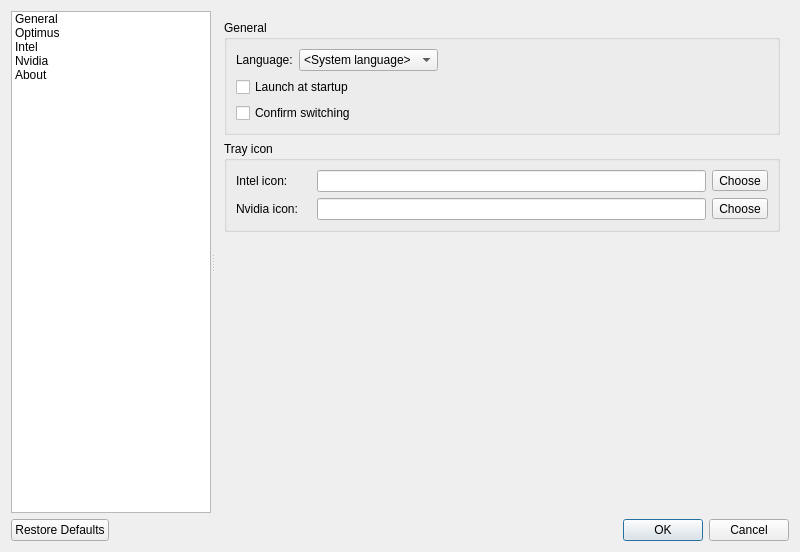
Above: src/settingsdialog.ui from Shatur/optimus-manager-qt before the change. Below: the same form after it.
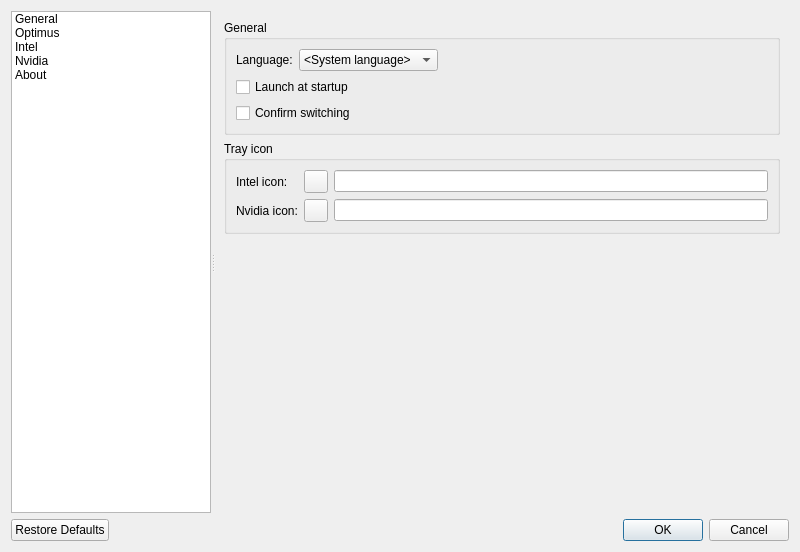
That is the form after the change. Icons and pictures are not drawn.

Commit message: Show preview of icons for system tray on selection buttons

```diff
--- a/src/settingsdialog.ui
+++ b/src/settingsdialog.ui
@@ -198,44 +198,6 @@
            <string>Tray icon</string>
           </property>
           <layout class="QGridLayout" name="gridLayout_2">
-           <item row="0" column="3">
-            <widget class="QLineEdit" name="noUpdatesIconEdit"/>
-           </item>
-           <item row="3" column="0">
-            <widget class="QLabel" name="updatingIconLabel">
-             <property name="text">
-              <string>Nvidia icon:</string>
-             </property>
-            </widget>
-           </item>
-           <item row="0" column="5">
-            <widget class="QToolButton" name="noUpdatesIconButton">
-             <property name="text">
-              <string>Choose</string>
-             </property>
-             <property name="icon">
-              <iconset theme="folder">
-               <normaloff>.</normaloff>.</iconset>
-             </property>
-            </widget>
-           </item>
-           <item row="3" column="5">
-            <widget class="QToolButton" name="updatingIconEditButton">
-             <property name="text">
-              <string>Choose</string>
-             </property>
-             <property name="icon">
-              <iconset theme="folder">
-               <normaloff>.</normaloff>.</iconset>
-             </property>
-            </widget>
-           </item>
-           <item row="0" column="2">
-            <widget class="QLabel" name="noUpdatesIconPreviewLabel"/>
-           </item>
-           <item row="3" column="2">
-            <widget class="QLabel" name="updatingIconPreviewLabel"/>
-           </item>
            <item row="0" column="0">
             <widget class="QLabel" name="noUpdatesIconLabel">
              <property name="text">
@@ -243,8 +205,32 @@
              </property>
             </widget>
            </item>
-           <item row="3" column="3">
-            <widget class="QLineEdit" name="updatingIconEdit"/>
+           <item row="3" column="2">
+            <widget class="QLineEdit" name="nvidiaIconEdit"/>
+           </item>
+           <item row="0" column="2">
+            <widget class="QLineEdit" name="intelIconEdit"/>
+           </item>
+           <item row="3" column="0">
+            <widget class="QLabel" name="nvidiaIconLabel">
+             <property name="text">
+              <string>Nvidia icon:</string>
+             </property>
+            </widget>
+           </item>
+           <item row="0" column="1">
+            <widget class="QToolButton" name="intelIconButton">
+             <property name="toolTip">
+              <string>Choose icon</string>
+             </property>
+            </widget>
+           </item>
+           <item row="3" column="1">
+            <widget class="QToolButton" name="nvidiaIconButton">
+             <property name="toolTip">
+              <string>Choose icon</string>
+             </property>
+            </widget>
            </item>
           </layout>
          </widget>
```
Left out of the diff: 2 changed lines with no effect on the pictures. The commit also changes 3 other files.
